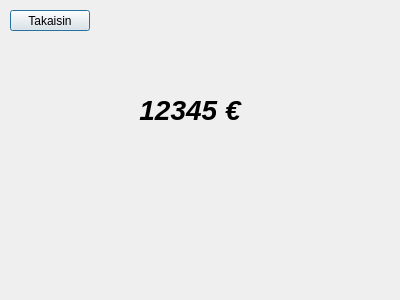
Above: frontend/balance/balancedialog.ui from JnsRdnp/ATM-Simulator before the change. Below: the same form after it.
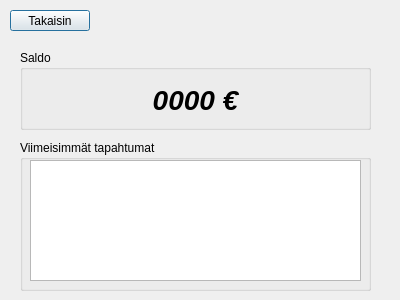
That is the form after the change.

Commit message: Balance with latest history

Diff of the .ui file:
```diff
--- a/frontend/balance/balancedialog.ui
+++ b/frontend/balance/balancedialog.ui
@@ -13,18 +13,40 @@
   <property name="windowTitle">
    <string>Dialog</string>
   </property>
-  <widget class="QWidget" name="verticalLayoutWidget">
+  <widget class="QPushButton" name="btnReturn">
    <property name="geometry">
     <rect>
-     <x>110</x>
-     <y>70</y>
-     <width>160</width>
+     <x>10</x>
+     <y>10</y>
+     <width>80</width>
+     <height>21</height>
+    </rect>
+   </property>
+   <property name="text">
+    <string>Takaisin</string>
+   </property>
+  </widget>
+  <widget class="QGroupBox" name="groupBox">
+   <property name="geometry">
+    <rect>
+     <x>20</x>
+     <y>50</y>
+     <width>351</width>
      <height>80</height>
     </rect>
    </property>
-   <layout class="QVBoxLayout" name="verticalLayout">
-    <item>
+   <property name="title">
+    <string>Saldo</string>
+   </property>
      <widget class="QLabel" name="lblBalance">
+    <property name="geometry">
+     <rect>
+      <x>10</x>
+      <y>30</y>
+      <width>331</width>
+      <height>39</height>
+     </rect>
+    </property>
       <property name="font">
        <font>
         <pointsize>21</pointsize>
@@ -34,27 +56,35 @@
        </font>
       </property>
       <property name="text">
-       <string>12345 €</string>
+     <string>0000 €</string>
       </property>
       <property name="alignment">
        <set>Qt::AlignCenter</set>
       </property>
      </widget>
-    </item>
-   </layout>
   </widget>
-  <widget class="QPushButton" name="btnReturn">
+  <widget class="QGroupBox" name="groupBox_2">
+   <property name="geometry">
+    <rect>
+     <x>20</x>
+     <y>140</y>
+     <width>351</width>
+     <height>151</height>
+    </rect>
+   </property>
+   <property name="title">
+    <string>Viimeisimmät tapahtumat</string>
+   </property>
+   <widget class="QTextEdit" name="txtLatestHistory">
    <property name="geometry">
     <rect>
      <x>10</x>
-     <y>10</y>
-     <width>80</width>
-     <height>21</height>
-    </rect>
-   </property>
-   <property name="text">
-    <string>Takaisin</string>
-   </property>
+      <y>20</y>
+      <width>331</width>
+      <height>121</height>
+     </rect>
+    </property>
+   </widget>
   </widget>
  </widget>
  <resources/>
```
Left out of the diff: 2 changed lines with no effect on the pictures. Lines whose indentation alone changed are shown as unchanged. The commit also changes 3 other files.
